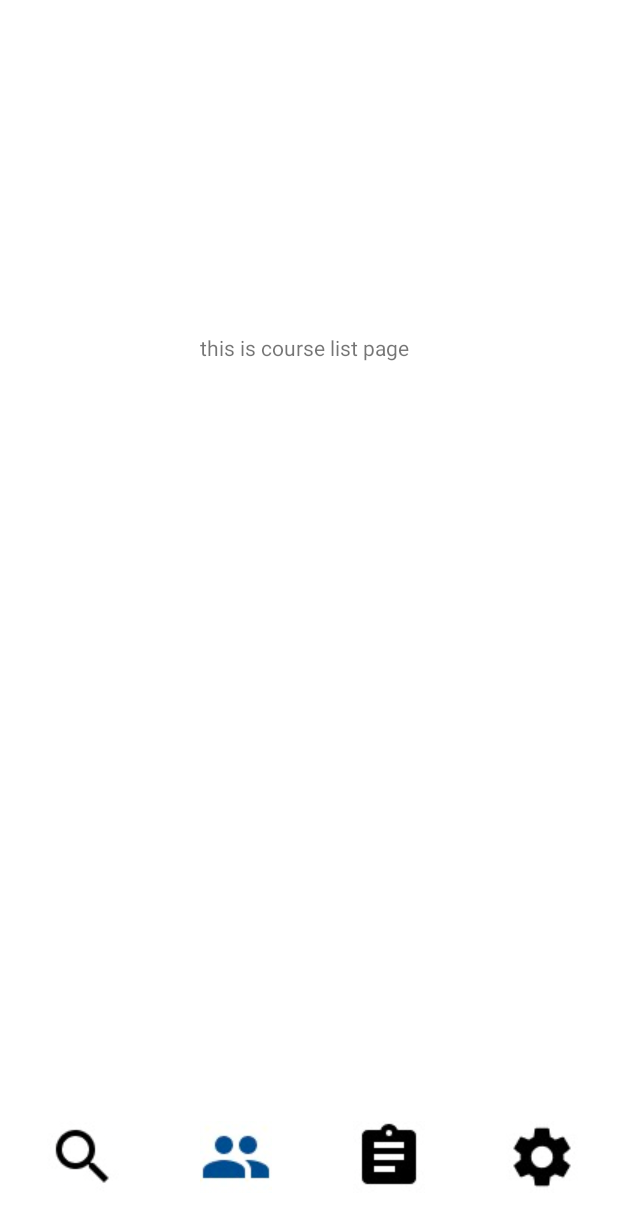
After one commit to zren813/MobileDemo, an Android app: the CourseListPage screen opened directly, with no data from a screen before it, on a phone screen of 412 x 824 dp. The commit adds this screen. Shown: the top 1226 px of the screen. Run offline under Robolectric (Android 15) with nearby library versions, the phone set to English and light mode, and no system bars.

Commit message:
created tool bar, implemented toolbar button, created 4 basic pages

```diff
--- a/app/build.gradle
+++ b/app/build.gradle
@@ -36,6 +36,7 @@ dependencies {
     implementation 'androidx.constraintlayout:constraintlayout:1.1.3'
     implementation 'com.google.firebase:firebase-auth:19.2.0'
     implementation 'com.google.firebase:firebase-database:20.0.1'
+    implementation 'androidx.gridlayout:gridlayout:1.0.0'
     testImplementation 'junit:junit:4.+'
     androidTestImplementation 'androidx.test.ext:junit:1.1.1'
     androidTestImplementation 'androidx.test.espresso:espresso-core:3.2.0'
--- a/app/src/main/AndroidManifest.xml
+++ b/app/src/main/AndroidManifest.xml
@@ -9,6 +9,10 @@
         android:roundIcon="@mipmap/ic_launcher_round"
         android:supportsRtl="true"
         android:theme="@style/Theme.MobileDemo">
+        <activity android:name=".CourseListPage"></activity>
+        <activity android:name=".SettingPage" />
+        <activity android:name=".InfoPage" />
+        <activity android:name=".SearchClassPage" />
         <activity
             android:name=".DisplaySearchResult"
             android:exported="true" />
--- /dev/null
+++ b/app/src/main/java/com/mobiledemo/CourseListPage.java
@@ -0,0 +1,34 @@
+package com.mobiledemo;
+
+import androidx.appcompat.app.AppCompatActivity;
+
+import android.content.Intent;
+import android.os.Bundle;
+import android.view.View;
+
+public class CourseListPage extends AppCompatActivity {
+
+    @Override
+    protected void onCreate(Bundle savedInstanceState) {
+        super.onCreate(savedInstanceState);
+        setContentView(R.layout.activity_course_list_page);
+    }
+    public void onInfoButton(View view) {
+        Intent info = new Intent(CourseListPage.this, InfoPage.class);
+        startActivity(info);
+    }
+
+    public void onSearchButton(View view) {
+        Intent search = new Intent(CourseListPage.this, SearchClassPage.class);
+        startActivity(search);
+    }
+
+    public void onSettingButton(View view) {
+        Intent setting = new Intent(CourseListPage.this, SettingPage.class);
+        startActivity(setting);
+    }
+    public void onCourseListButton(View view) {
+        Intent courseList = new Intent(CourseListPage.this, CourseListPage.class);
+        startActivity(courseList);
+    }
+}
--- a/app/src/main/java/com/mobiledemo/DisplaySearchResult.java
+++ b/app/src/main/java/com/mobiledemo/DisplaySearchResult.java
@@ -13,4 +13,5 @@ public class DisplaySearchResult extends AppCompatActivity {
         super.onCreate(savedInstanceState);
         setContentView(R.layout.activity_display_search_result);
     }
+
 }
--- a/app/src/main/java/com/mobiledemo/MainActivity.java
+++ b/app/src/main/java/com/mobiledemo/MainActivity.java
@@ -81,7 +81,7 @@ public class MainActivity extends AppCompatActivity implements View.OnClickListe
             @Override
             public void onComplete(@NonNull Task<AuthResult> task) {
                 if (task.isSuccessful()) {
-                    startActivity(new Intent(MainActivity.this, ProfilePage.class));
+                    startActivity(new Intent(MainActivity.this, SearchClassPage.class));
                 } else {
                    Toast.makeText(MainActivity.this, "Please recheck your email or password", Toast.LENGTH_LONG).show();
                 }
--- a/app/src/main/java/com/mobiledemo/RegisterUser.java
+++ b/app/src/main/java/com/mobiledemo/RegisterUser.java
@@ -93,7 +93,7 @@ public class RegisterUser extends AppCompatActivity implements View.OnClickListe
                                 @Override
                                 public void onComplete(@NonNull Task<Void> task) {
                                     if (task.isSuccessful()) {
-                                        startActivity(new Intent(RegisterUser.this, ProfilePage.class));
+                                        startActivity(new Intent(RegisterUser.this, SearchClassPage.class));
                                     } else {
                                         Toast.makeText(RegisterUser.this, "Registered failed",Toast.LENGTH_LONG).show();
                                     }
--- /dev/null
+++ b/app/src/main/res/layout/activity_course_list_page.xml
@@ -0,0 +1,25 @@
+<?xml version="1.0" encoding="utf-8"?>
+<androidx.constraintlayout.widget.ConstraintLayout xmlns:android="http://schemas.android.com/apk/res/android"
+    xmlns:app="http://schemas.android.com/apk/res-auto"
+    xmlns:tools="http://schemas.android.com/tools"
+    android:layout_width="match_parent"
+    android:layout_height="match_parent"
+    tools:context=".CourseListPage">
+
+    <include
+        layout="@layout/tool_bar"
+        android:layout_width="wrap_content"
+        android:layout_height="wrap_content"
+        app:layout_constraintBottom_toBottomOf="parent"
+        app:layout_constraintStart_toStartOf="parent" />
+
+    <TextView
+        android:id="@+id/textView7"
+        android:layout_width="wrap_content"
+        android:layout_height="wrap_content"
+        android:layout_marginStart="133dp"
+        android:layout_marginTop="222dp"
+        android:text="this is course list page"
+        app:layout_constraintStart_toStartOf="parent"
+        app:layout_constraintTop_toTopOf="parent" />
+</androidx.constraintlayout.widget.ConstraintLayout>
--- a/app/src/main/res/layout/activity_profile_page.xml
+++ b/app/src/main/res/layout/activity_profile_page.xml
@@ -130,4 +130,5 @@
         android:layout_marginTop="18dp"
         app:layout_constraintStart_toStartOf="parent"
         app:layout_constraintTop_toBottomOf="@+id/searchedEmail" />
+
 </androidx.constraintlayout.widget.ConstraintLayout>
--- /dev/null
+++ b/app/src/main/res/layout/tool_bar.xml
@@ -0,0 +1,56 @@
+<?xml version="1.0" encoding="utf-8"?>
+<androidx.constraintlayout.widget.ConstraintLayout
+    xmlns:android="http://schemas.android.com/apk/res/android"
+    xmlns:app="http://schemas.android.com/apk/res-auto"
+    xmlns:tools="http://schemas.android.com/tools"
+    android:layout_width="match_parent"
+    android:layout_height="match_parent">
+
+    <RelativeLayout
+        android:layout_width="match_parent"
+        android:layout_height="105dp"
+        app:layout_constraintStart_toStartOf="parent"
+        app:layout_constraintTop_toTopOf="parent">
+
+        <ImageButton
+            android:id="@+id/searchButton"
+            android:layout_width="102dp"
+            android:layout_height="match_parent"
+            android:layout_marginEnd="0dp"
+            android:layout_toStartOf="@+id/infoButton"
+            android:background="#00FFFFFF"
+            android:onClick="onSearchButton"
+            app:srcCompat="@drawable/search_icon" />
+
+        <ImageButton
+            android:id="@+id/infoButton"
+            android:layout_width="102dp"
+            android:layout_height="match_parent"
+            android:layout_marginEnd="0dp"
+            android:layout_toStartOf="@+id/courseListButton"
+            android:background="#FFFFFF"
+            android:onClick="onInfoButton"
+            app:srcCompat="@drawable/people_icon" />
+
+        <ImageButton
+            android:id="@+id/courseListButton"
+            android:layout_width="102dp"
+            android:layout_height="match_parent"
+            android:layout_marginEnd="0dp"
+            android:layout_toStartOf="@+id/settingButton"
+            android:background="#00FFFFFF"
+            android:onClick="onCourseListButton"
+            app:srcCompat="@drawable/course_list_icon" />
+
+        <ImageButton
+            android:id="@+id/settingButton"
+            android:layout_width="102dp"
+            android:layout_height="match_parent"
+            android:layout_alignParentEnd="true"
+            android:background="#00FFFFFF"
+            android:onClick="onSettingButton"
+            app:srcCompat="@drawable/setting_icon" />
+
+    </RelativeLayout>
+
+</androidx.constraintlayout.widget.ConstraintLayout>
```
Also changed, not shown: app/src/main/java/com/mobiledemo/InfoPage.java (added, +34 -0 lines), app/src/main/java/com/mobiledemo/SearchClassPage.java (added, +36 -0 lines), app/src/main/java/com/mobiledemo/SettingPage.java (added, +35 -0 lines), app/src/main/res/layout/activity_info_page.xml (added, +25 -0 lines), app/src/main/res/layout/activity_search_class_page.xml (added, +25 -0 lines), app/src/main/res/layout/activity_setting_page.xml (added, +25 -0 lines), app/src/main/res/drawable/course_list_icon.png (added), app/src/main/res/drawable/people_icon.png (added), app/src/main/res/drawable/search_icon.png (added), app/src/main/res/drawable/setting_icon.png (added).
